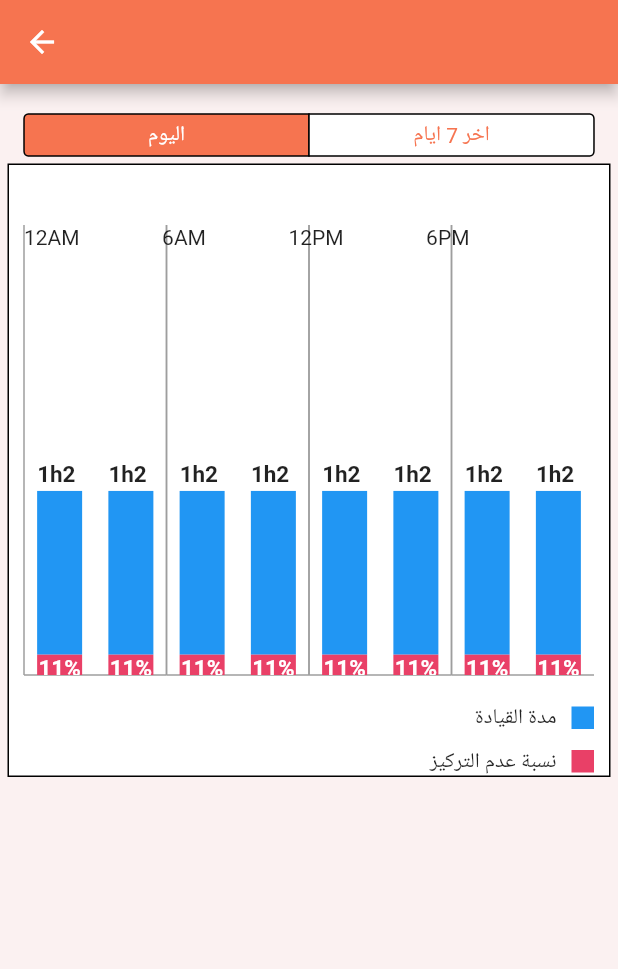
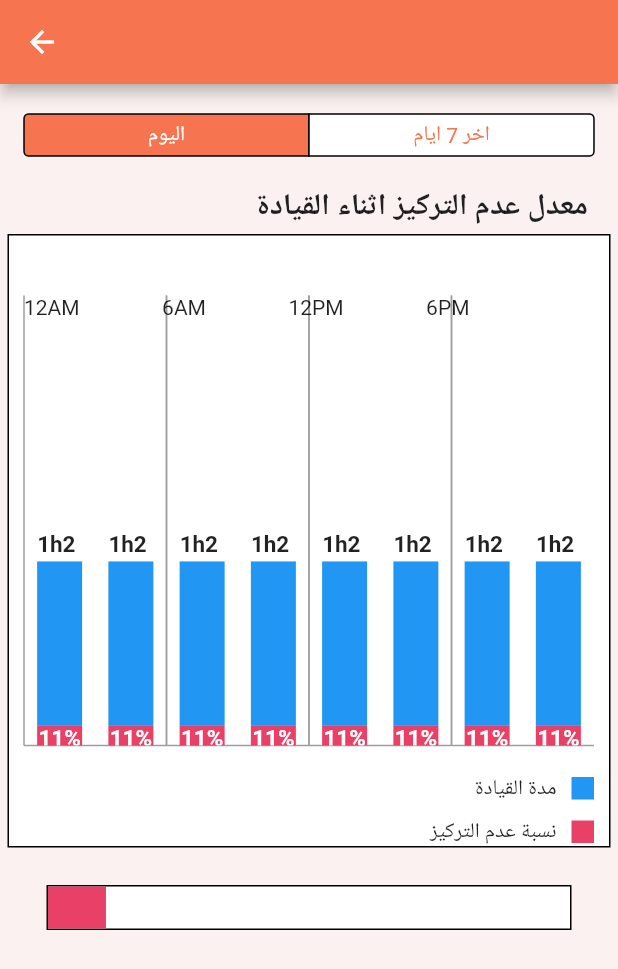
Before and after one commit to MrSalman333/HCI-Project, a Flutter app: the Data screen opened by its route, on a phone screen of 412 x 824 dp. Shown: the top 969 px of the screen. Run offline on Flutter 3.47's test engine with Material 2 defaults, Android fonts, the phone set to English and light mode, and no system bars.

Commit message:
updated the random data so it comes from DayData and not from Chart thus I can calulate total notFocusPersent

```diff
--- a/app/lib/pages/Data.dart
+++ b/app/lib/pages/Data.dart
@@ -1,3 +1,4 @@
+import 'package:app/pages/DayData.dart';
 import 'package:flutter/cupertino.dart';
 import 'package:flutter/material.dart';
 
@@ -30,7 +31,7 @@ class _DataState extends State<Data> {
                   groupValue: _selected,
                   onValueChanged: (value) => setState(() => _selected = value)),
             ),
-            _selected == "day" ? Chart() : Text("week")
+            _selected == "day" ? DayData() : Text("week")
           ],
         ),
       ),
--- a/app/lib/pages/DayData.dart
+++ b/app/lib/pages/DayData.dart
@@ -1,10 +1,67 @@
+import 'dart:math';
+
 import 'package:flutter/material.dart';
 
 import '../widgets/chart.dart';
 
 class DayData extends StatelessWidget {
+  List<dynamic> get _randomData {
+    var list = List<dynamic>();
+    for (var i = 0; i < 8; i++) {
+      var randomDriveTime = Random().nextInt(10800);
+      list.add({
+        'driveTime': randomDriveTime < 1000 ? 0 : randomDriveTime,
+        'focusPer': Random().nextDouble()
+      });
+    }
+    return list;
+  }
+
+  double get _notFocusPer {
+    double totalDrive = 0;
+    double totalNotFocus = 0;
+    _randomData.forEach((data) {
+      totalDrive += data['driveTime'];
+      totalNotFocus += data['driveTime'] * data['focusPer'];
+    });
+
+    return totalNotFocus / totalDrive;
+  }
+
   @override
   Widget build(BuildContext context) {
-    return Chart();
+    return SingleChildScrollView(
+      child: Column(
+        children: <Widget>[
+          SizedBox(height: 20),
+          Container(
+            alignment: Alignment.centerRight,
+            padding: EdgeInsets.only(right: 20),
+            child: Text(
+              "معدل عدم التركيز اثناء القيادة",
+              style: TextStyle(fontWeight: FontWeight.bold, fontSize: 20),
+            ),
+          ),
+          Chart(
+            data: _randomData,
+          ),
+          SizedBox(height: 20),
+          Container(
+            height: 30,
+            width: 350,
+            decoration: BoxDecoration(
+                color: Colors.white, border: Border.all(color: Colors.black)),
+            child: Stack(
+              children: <Widget>[
+                Container(
+                  color: Color(0xFFe94067),
+                  width: _notFocusPer * 350,
+                )
+              ],
+            ),
+          )
+        ],
+      ),
+    );
   }
 }
--- a/app/lib/widgets/chart.dart
+++ b/app/lib/widgets/chart.dart
@@ -15,22 +15,24 @@ class Chart extends StatelessWidget {
 
   final _barWidth = 30.0;
   final _barMaxHeight = 284.0;
-
+  final List<dynamic> data;
   List<Widget> get _randomBars {
     var list = <Widget>[];
     for (var i = 0; i < 8; i++) {
-      var randomS = Random().nextInt(10800);
-      if (randomS < 1000) randomS = 0;
+      var driveTime = this.data[i]['driveTime'];
+      var focusPer = this.data[i]['focusPer'];
       list.add(Bar(
         barMaxHeight: _barMaxHeight,
         barWidth: _barWidth,
-        driveTime: Duration(seconds: randomS),
+        driveTime: Duration(seconds: driveTime),
         maxDriveTime: Duration(seconds: 10800),
-        unfucusPer: Random().nextDouble(),
+        unfucusPer: focusPer,
       ));
     }
     return list;
   }
+
+  Chart({this.data});
 
   @override
   Widget build(BuildContext context) {
```
